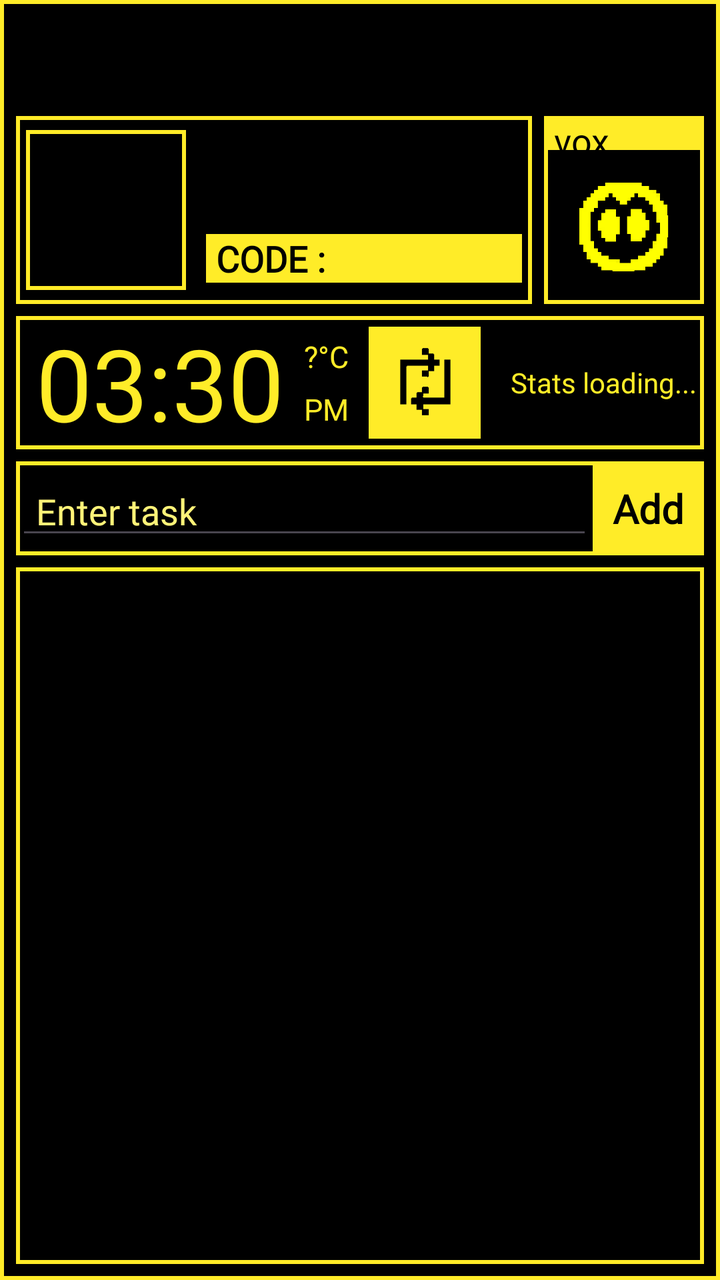
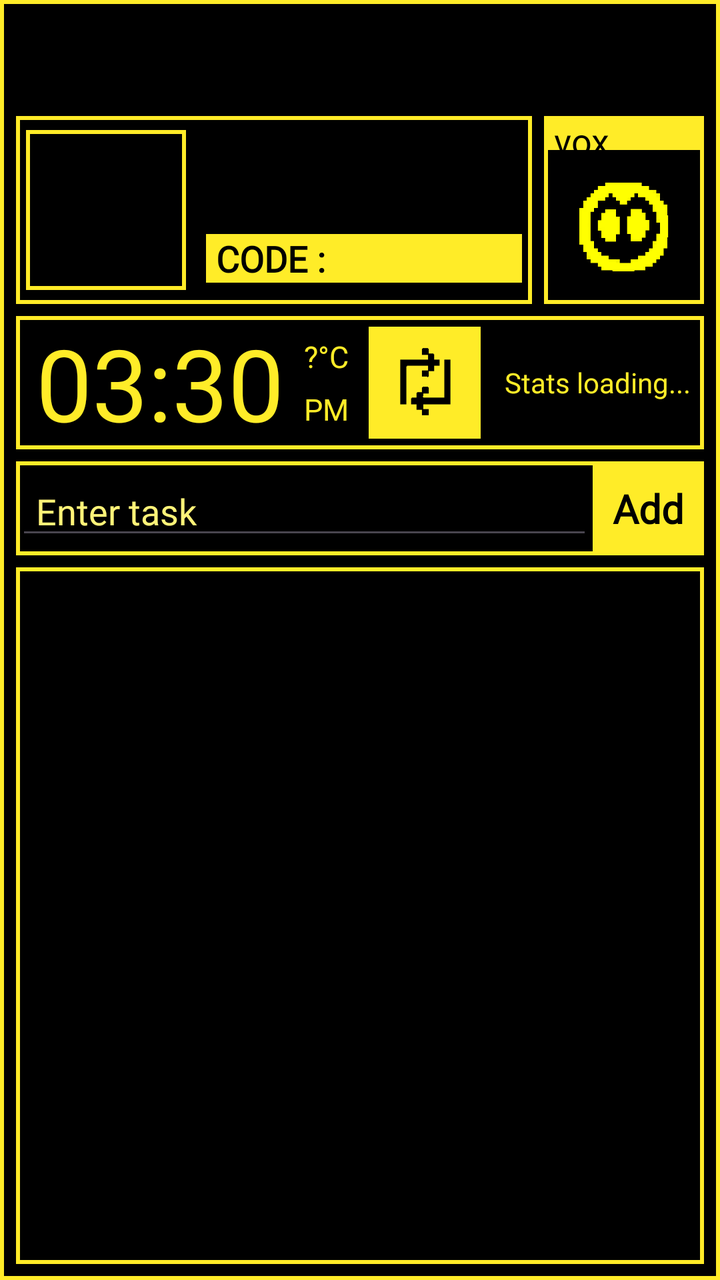

Before-and-after screenshots of an Android layout around one commit, followed by the original layout XML and the change that was made.
<!-- AndroidManifest.xml: application theme Theme.VOX -->
<!-- res/layout/activity_main.xml -->
<?xml version="1.0" encoding="utf-8"?>
<androidx.constraintlayout.widget.ConstraintLayout xmlns:android="http://schemas.android.com/apk/res/android"
    xmlns:app="http://schemas.android.com/apk/res-auto"
    xmlns:tools="http://schemas.android.com/tools"
    android:id="@+id/main"
    android:layout_width="match_parent"
    android:layout_height="match_parent"
    tools:context=".MainActivity"
    android:background="@color/black">

    <LinearLayout
        android:layout_width="match_parent"
        android:layout_height="match_parent"
        android:background="@drawable/container_m"
        android:padding="5dp"
        android:orientation="vertical"
        app:layout_constraintBottom_toBottomOf="parent"
        app:layout_constraintEnd_toEndOf="parent"
        app:layout_constraintStart_toStartOf="parent"
        app:layout_constraintTop_toTopOf="parent">
        <LinearLayout
            android:layout_width="match_parent"
            android:layout_height="100dp"
            android:layout_marginTop="50dp"
            android:orientation="horizontal">
            <LinearLayout
                android:layout_width="0dp"
                android:layout_height="match_parent"
                android:layout_weight="1"
                android:layout_margin="3dp"
                android:orientation="horizontal"
                android:background="@drawable/container_m"
                android:gravity="center_vertical">
                <ImageView
                    android:id="@+id/myAvatar"
                    android:layout_width="80dp"
                    android:layout_height="80dp"
                    android:layout_margin="5dp"
                    android:background="@drawable/container_m"/>
                <LinearLayout
                    android:layout_width="match_parent"
                    android:layout_height="wrap_content"
                    android:orientation="vertical"
                    android:paddingLeft="5dp">
                    <TextView
                        android:id="@+id/tvUsername"
                        android:layout_width="wrap_content"
                        android:layout_height="wrap_content"
                        android:textSize="18sp"
                        android:fontFamily="@font/lowerpixel"
                        android:textColor="@color/yellow_main"/>
                    <TextView
                        android:id="@+id/tvEmail"
                        android:layout_width="wrap_content"
                        android:layout_height="wrap_content"
                        android:textSize="18sp"
                        android:fontFamily="@font/lowerpixel"
                        android:textColor="@color/yellow_main"/>
                    <TextView
                        android:id="@+id/codeTv"
                        android:layout_width="match_parent"
                        android:layout_height="wrap_content"
                        android:textSize="18sp"
                        android:fontFamily="@font/lowerpixel"
                        android:textColor="@color/black"
                        android:textStyle="bold"
                        android:paddingLeft="5dp"
                        android:layout_marginRight="5dp"
                        android:background="@color/yellow_main"
                        android:text="CODE :"/>
                </LinearLayout>

            </LinearLayout>
            <LinearLayout
                android:layout_width="80dp"
                android:layout_height="match_parent"
                android:orientation="vertical"
                android:layout_margin="3dp"
                android:background="@drawable/container_m">
                <TextView
                    android:layout_width="match_parent"
                    android:layout_height="17dp"
                    android:text="vox"
                    android:background="@color/yellow_main"
                    android:paddingLeft="5dp"
                    android:fontFamily="@font/pixelbold"
                    android:textSize="18sp"
                    android:textColor="@color/black"/>
                <ImageView
                    android:id="@+id/voxEmote"
                    android:layout_width="match_parent"
                    android:layout_height="0dp"
                    android:layout_weight="1"
                    android:layout_margin="8dp"
                    android:src="@drawable/vox_icon_neutral" />

            </LinearLayout>
        </LinearLayout>
        <LinearLayout
            android:layout_width="match_parent"
            android:layout_height="wrap_content"
            android:orientation="horizontal"
            android:layout_margin="3dp"
            android:gravity="center_vertical"
            android:background="@drawable/container_m">
            <TextView
                android:id="@+id/tvCurrentTime"
                android:layout_width="wrap_content"
                android:layout_height="wrap_content"
                android:textSize="50sp"
                android:textColor="@color/yellow_main"
                android:text="03:30"
                android:layout_marginLeft="10dp"
                android:fontFamily="@font/lowerpixel"/>
            <LinearLayout
                android:layout_width="wrap_content"
                android:layout_height="match_parent"
                android:orientation="vertical"
                android:layout_margin="10dp">
                <TextView
                    android:layout_width="wrap_content"
                    android:layout_height="0dp"
                    android:id="@+id/tvWeather"
                    android:layout_weight="1"
                    android:text="@string/weather_not_found"
                    android:textSize="15sp"
                    android:textColor="@color/yellow_main"
                    android:fontFamily="@font/lowerpixel"/>
                <TextView
                    android:id="@+id/tvCurrentMeridian"
                    android:layout_width="match_parent"
                    android:layout_height="wrap_content"
                    android:text="PM"
                    android:textSize="15sp"
                    android:textColor="@color/yellow_main"
                    android:fontFamily="@font/lowerpixel"/>
            </LinearLayout>
            <androidx.constraintlayout.widget.ConstraintLayout
                android:layout_width="wrap_content"
                android:layout_height="wrap_content"
                android:background="@color/yellow_main">

                <ImageView
                    android:id="@+id/loadBtn"
                    android:layout_width="40dp"
                    android:layout_height="40dp"
                    android:layout_margin="8dp"
                    android:src="@drawable/load1"
                    app:layout_constraintBottom_toBottomOf="parent"
                    app:layout_constraintEnd_toEndOf="parent"
                    app:layout_constraintStart_toStartOf="parent"
                    app:layout_constraintTop_toTopOf="parent" />


            </androidx.constraintlayout.widget.ConstraintLayout>
            <TextView
                android:id="@+id/tvStats"
                android:layout_width="wrap_content"
                android:layout_height="wrap_content"
                android:text="Stats loading..."
                android:layout_marginLeft="15dp"
                android:textColor="@color/yellow_main"
                android:fontFamily="@font/lowerpixel"/>


        </LinearLayout>
        <LinearLayout
            android:layout_width="match_parent"
            android:layout_height="wrap_content"
            android:orientation="horizontal"
            android:layout_margin="3dp"
            android:gravity="center_vertical"
            android:background="@drawable/container_m">
            <EditText
                android:id="@+id/etTask"
                android:layout_width="0dp"
                android:layout_weight="1"
                android:textSize="18sp"
                android:paddingLeft="10dp"
                android:layout_height="wrap_content"
                android:textColor="@color/yellow_secondary"
                android:textColorHint="@color/yellow_secondary"
                android:fontFamily="@font/lowerpixel"
                android:hint="Enter task"/>
                <TextView
                    android:id="@+id/btnAdd"
                    android:layout_width="wrap_content"
                    android:layout_height="wrap_content"
                    android:text="Add"
                    android:soundEffectsEnabled="false"
                    android:textStyle="bold"
                    android:padding="10dp"
                    android:textSize="20sp"
                    android:textColor="@color/black"
                    android:fontFamily="@font/lowerpixel"
                    android:background="@color/yellow_main"/>




        </LinearLayout>
        <androidx.recyclerview.widget.RecyclerView
            android:id="@+id/rvTasks"
            android:background="@drawable/container_m"
            android:layout_width="match_parent"
            android:layout_height="0dp"
            android:layout_margin="3dp"
            android:layout_weight="1"/>

    </LinearLayout>
</androidx.constraintlayout.widget.ConstraintLayout>
<!-- resources referenced by this layout -->
<resources>
  <color name="black">#FF000000</color>
  <color name="yellow_main">#FFEC28</color>
  <color name="yellow_secondary">#FFF378</color>
  <!-- drawable container_m (drawable) -->
  <?xml version="1.0" encoding="utf-8"?>
  <shape xmlns:android="http://schemas.android.com/apk/res/android">
      <stroke android:color="@color/yellow_main" android:width="2dp"/>
  </shape>
  <!-- drawable load1: png bitmap (drawable, 237 bytes) -->
  <!-- drawable vox_icon_neutral: png bitmap (drawable, 1216 bytes) -->
  <string name="weather_not_found">"?°C"</string>
  <style name="Theme.VOX" parent="Base.Theme.VOX" />
  <style name="Base.Theme.VOX" parent="Theme.Material3.DayNight.NoActionBar">
          
          
      </style>
</resources>

<!-- the commit's change to res/layout/activity_main.xml (unified diff, before → after) -->
@@ -5,7 +5,7 @@
     android:id="@+id/main"
     android:layout_width="match_parent"
     android:layout_height="match_parent"
-    tools:context=".MainActivity"
+    tools:context=".ui.main.MainActivity"
     android:background="@color/black">
 
     <LinearLayout
@@ -158,9 +158,20 @@
                 android:layout_width="wrap_content"
                 android:layout_height="wrap_content"
                 android:text="Stats loading..."
-                android:layout_marginLeft="15dp"
+                android:layout_marginLeft="12dp"
                 android:textColor="@color/yellow_main"
                 android:fontFamily="@font/lowerpixel"/>
+            <TextView
+                android:id="@+id/tvDisciplie"
+                android:layout_width="wrap_content"
+                android:layout_height="wrap_content"
+                android:text="00"
+                android:layout_margin="6dp"
+                android:textSize="14sp"
+                android:padding="4dp"
+                android:background="@color/yellow_main"
+                android:textColor="@color/black"
+                android:fontFamily="@font/highlight"/>
 
 
         </LinearLayout>
